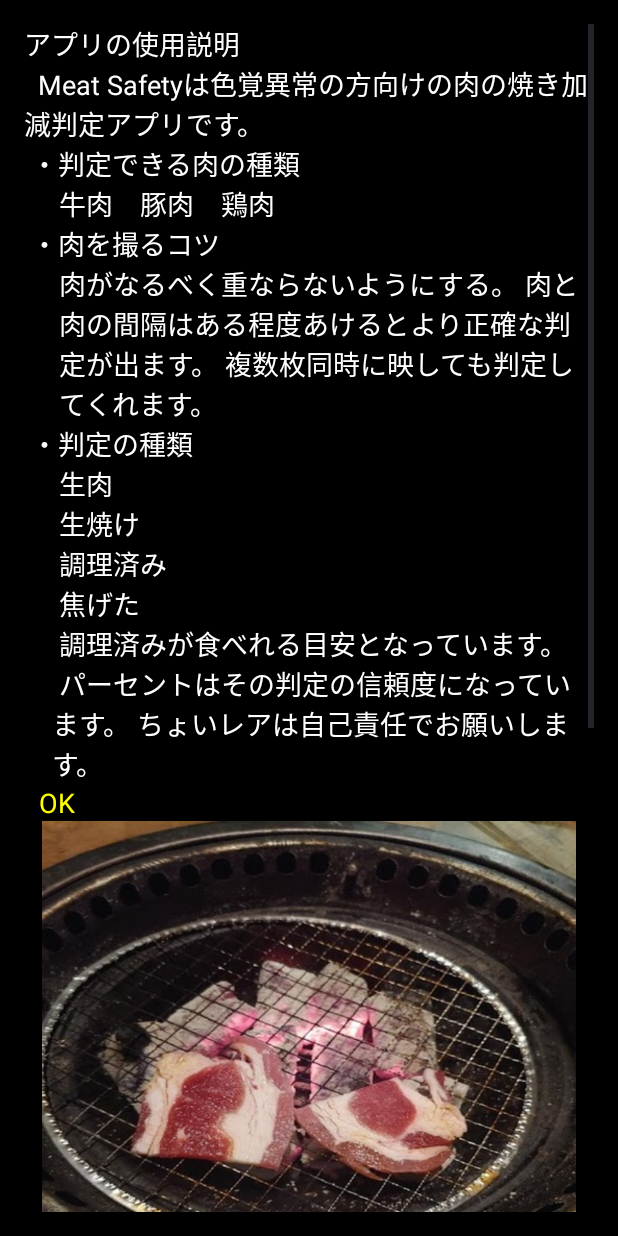
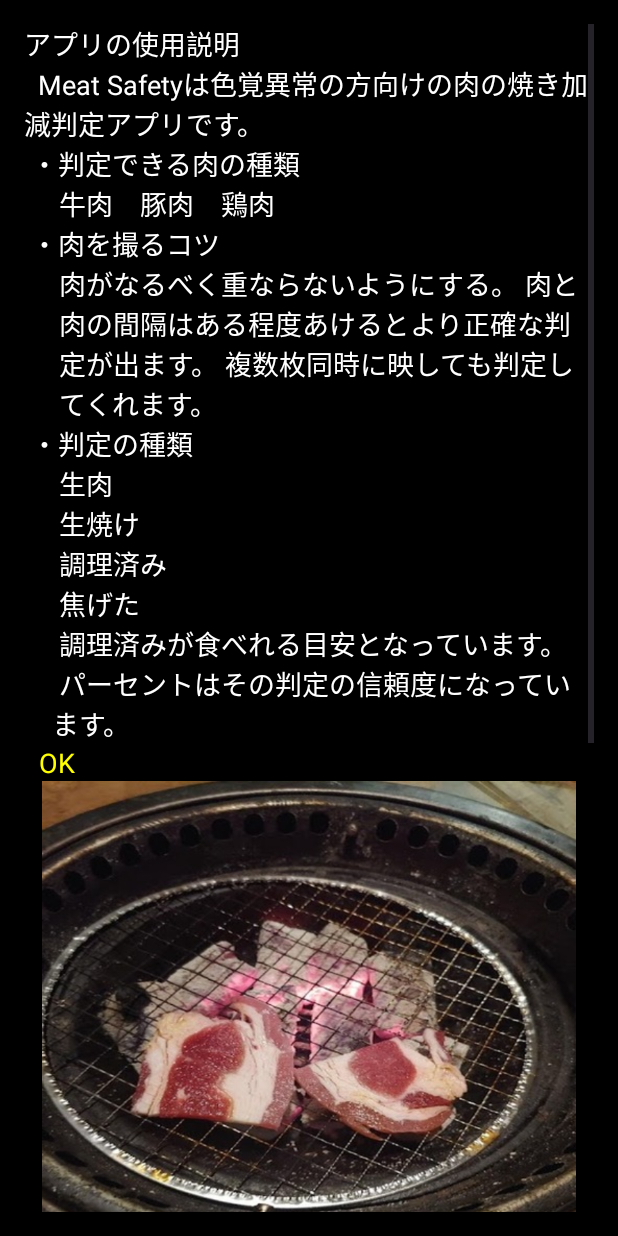
Before and after one commit to ikeuchiii/MeatSafety, an Android app: the HelpActivity screen opened directly, with no data from a screen before it, on a phone screen of 412 x 824 dp. Run offline under Robolectric (Android 15) with nearby library versions, the phone set to English and light mode, and no system bars.

Commit message:
help.xml change

```diff
--- a/app/src/main/res/layout/activity_help.xml
+++ b/app/src/main/res/layout/activity_help.xml
@@ -37,8 +37,7 @@ Meat Safetyは色覚異常の方向けの肉の焼き加減判定アプリです
     調理済み\n
     焦げた\n
     調理済みが食べれる目安となっています。\n
-    パーセントはその判定の信頼度になってい\n    ます。
-ちょいレアは自己責任でお願いしま\n    す。"
+    パーセントはその判定の信頼度になってい\n    ます。"
                 android:textSize="18sp"
                 android:textColor="#FFFFFF"  />
 
```
